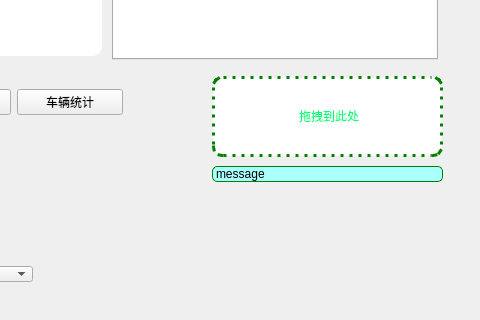
Old version of the form tcpservergui/dialog.ui in the repository 1x997/CNCJOB; both pictures show x 228 to 708 and y 214 to 534 of the 708 by 534 pixel window.
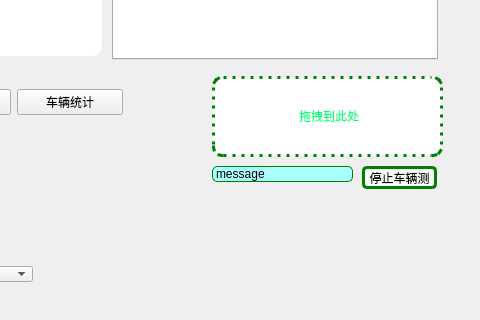
New version of the form.

Patch:
```diff
--- a/tcpservergui/dialog.ui
+++ b/tcpservergui/dialog.ui
@@ -357,7 +357,7 @@
     <rect>
      <x>440</x>
      <y>380</y>
-     <width>231</width>
+     <width>141</width>
      <height>16</height>
     </rect>
    </property>
@@ -370,6 +370,24 @@
     <string>message</string>
    </property>
   </widget>
+  <widget class="QPushButton" name="stopcarspeed">
+   <property name="geometry">
+    <rect>
+     <x>590</x>
+     <y>380</y>
+     <width>75</width>
+     <height>23</height>
+    </rect>
+   </property>
+   <property name="styleSheet">
+    <string notr="true">background-color: rgb(255, 255, 255);
+border: 3px solid green;
+border-radius: 5;</string>
+   </property>
+   <property name="text">
+    <string>停止车辆测</string>
+   </property>
+  </widget>
  </widget>
  <layoutdefault spacing="6" margin="11"/>
  <resources/>
```
